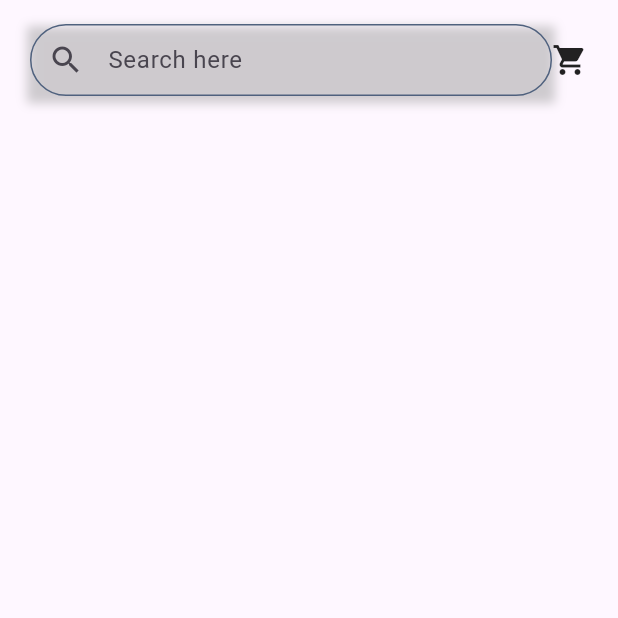
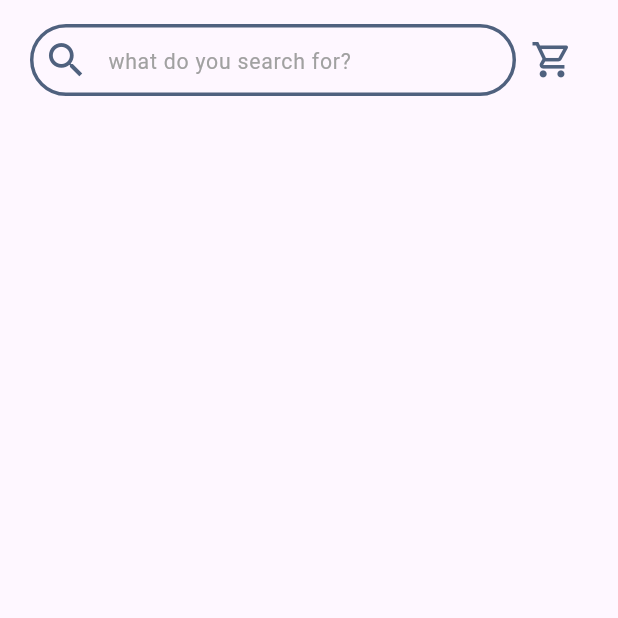
Before and after one commit to s4r4h4mdy0x01/moon_space_tesk, a Flutter app: the screen it shows after launch, on a phone screen of 412 x 824 dp, the top half of it. Run offline on Flutter 3.47's test engine with Material 3 defaults, Android fonts, the phone set to English and light mode, and no system bars; our stand-ins replace flutter_screenutil.

Commit message:
Add ui Search bar And Button Cart

```diff
--- /dev/null
+++ b/lib/core/const/string.dart
@@ -0,0 +1,3 @@
+class StringManeger{
+  static String hintTextSearchTextField = 'what do you search for?';
+}
--- a/lib/core/theming/styles.dart
+++ b/lib/core/theming/styles.dart
@@ -1,5 +1,6 @@
 import 'package:flutter/material.dart';
 import 'package:flutter_screenutil/flutter_screenutil.dart';
+import 'package:moon_space_task/core/theming/colors.dart';
 import 'package:moon_space_task/core/theming/font_weight.dart';
 
 
@@ -9,5 +10,10 @@ class TextStylManager {
     fontWeight: FontWeightManager.bold,
     color: Colors.black,
   );
+   static TextStyle font14GreyRegular = TextStyle(
+    fontSize: 14.sp,
+    fontWeight: FontWeightManager.regular,
+    color: ColorManager.grey,
+  );
 
 }
--- /dev/null
+++ b/lib/core/widgets/app_text_field.dart
@@ -0,0 +1,52 @@
+import 'package:flutter/material.dart';
+import 'package:moon_space_task/core/theming/colors.dart';
+
+import '../theming/styles.dart';
+
+class AppTextField extends StatelessWidget {
+  final Widget? prefixIcon;
+  final String hintText;
+  final TextStyle? hintStyle;
+  final InputBorder? focusedBorder;
+  final InputBorder? enabledBorder;
+  final TextEditingController? controller;
+  final void Function(String)? onChanged;
+  const AppTextField(
+      {super.key,
+      required this.hintText,
+      this.hintStyle,
+      this.focusedBorder,
+      this.enabledBorder,
+      this.controller,
+      this.prefixIcon,this.onChanged,});
+
+  @override
+  Widget build(BuildContext context) {
+    return Expanded(
+      child: TextField(
+        cursorColor: ColorManager.primary,
+        onChanged:onChanged ,
+        controller: controller,
+        decoration: InputDecoration(
+          prefixIcon: prefixIcon,
+          focusedBorder: focusedBorder ??
+              OutlineInputBorder(
+                  borderRadius: BorderRadius.circular(32.0),
+                  borderSide:
+                      BorderSide(color: ColorManager.lightPrimary, width: 2.3),),
+          enabledBorder: enabledBorder ??
+              OutlineInputBorder(
+                borderRadius: BorderRadius.circular(32.0),
+                borderSide: BorderSide(color: ColorManager.primary, width: 2.3),
+              ),
+          errorBorder: OutlineInputBorder(
+              borderRadius: BorderRadius.circular(32.0),
+              borderSide: BorderSide(color: ColorManager.error, width: 1.3)),
+          hintText: hintText,
+          hintStyle: TextStylManager.font14GreyRegular,
+          contentPadding: const EdgeInsets.all(8),
+        ),
+      ),
+    );
+  }
+}
--- a/lib/features/home/ui/widgets/home_top_bar.dart
+++ b/lib/features/home/ui/widgets/home_top_bar.dart
@@ -1,6 +1,9 @@
 import 'package:flutter/material.dart';
+import 'package:flutter_screenutil/flutter_screenutil.dart';
 
+import '../../../../core/const/string.dart';
 import '../../../../core/theming/colors.dart';
+import '../../../../core/widgets/app_text_field.dart';
 
 class HomeTopBar extends StatelessWidget {
   const HomeTopBar({super.key});
@@ -9,42 +12,10 @@ class HomeTopBar extends StatelessWidget {
   Widget build(BuildContext context) {
     return  Row(
       children: [
-         Expanded(
-          child: Container(
-            decoration: BoxDecoration(
-              boxShadow: [
-                BoxShadow(
-                  color: Colors.grey.withOpacity(0.5),
-                  spreadRadius: 2,
-                  blurRadius: 5,
-                  offset: Offset(0, 3), // changes position of shadow
-                ),
-              ],
-            ),
-            child: TextField(
-              decoration: InputDecoration(
+      AppTextField(hintText: StringManeger.hintTextSearchTextField,prefixIcon:  Icon(Icons.search ,color: ColorManager.primary, size: 30.sp,), ),
+     IconButton(icon: Icon(Icons.shopping_cart_outlined, color: ColorManager.primary, size: 28.sp,), onPressed: () {
 
-                prefixIcon: const Icon(Icons.search),
-                border: OutlineInputBorder(
-                  borderRadius: BorderRadius.circular(32.0),
-                  borderSide: BorderSide(color: Colors.green)),
-                focusedBorder: OutlineInputBorder(
-                  borderRadius: BorderRadius.circular(32.0),
-                  borderSide: BorderSide(color: ColorManager.grey)),
-                enabledBorder:  OutlineInputBorder(
-                  borderRadius: BorderRadius.circular(32.0),
-                  borderSide: BorderSide(color: ColorManager.primary,),),
-                errorBorder: InputBorder.none,
-                disabledBorder: OutlineInputBorder(
-                  borderRadius: BorderRadius.circular(32.0),
-                  borderSide: BorderSide(color: const Color.fromRGBO(255, 193, 7, 1))),
-                hintText: 'Search here',
-                contentPadding: const EdgeInsets.all(8),
-              ),
-            ),
-          ),
-        ),
-     Icon(Icons.shopping_cart),
+     },),
       ],
     );
   }
```
Also changed, not shown: lib/core/widgets/app_text_form_field.dart (deleted, +0 -70 lines).
